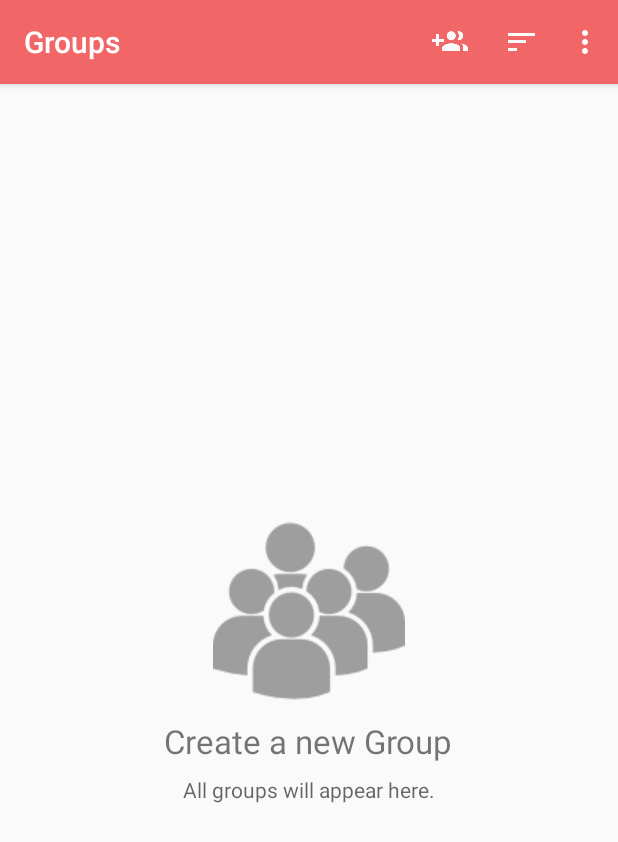
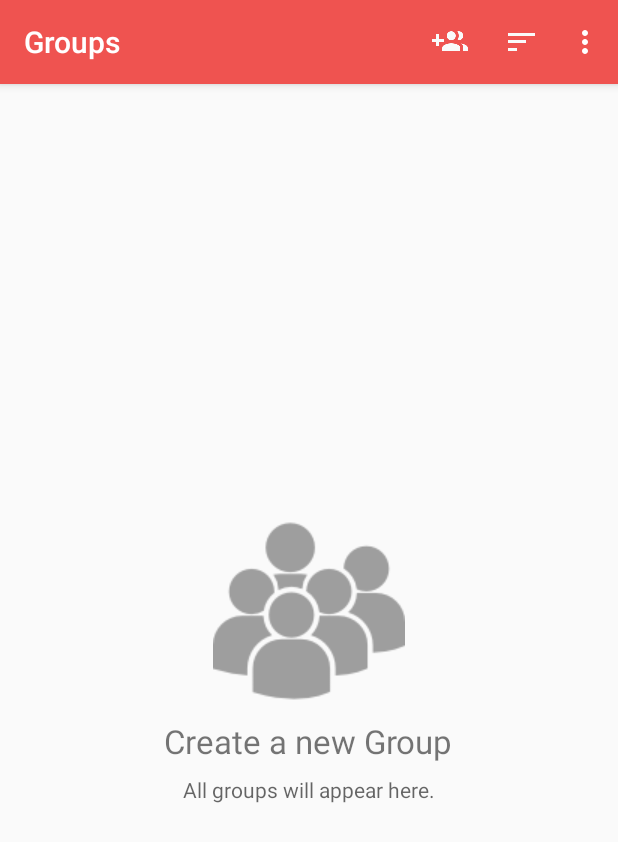
Before and after one commit to hisab-app/hisab-android, an Android app: the screen it shows after launch once a user with an empty profile is signed in (MainActivity), on a phone screen of 412 x 824 dp. Shown: the top 842 px of the screen. Run offline under Robolectric (Android 15) with nearby library versions, the phone set to English and light mode, and no system bars; our stand-ins replace ButterKnife, EventBus, Firebase (no records; nobody signed in at launch, a user with empty details on screens opened directly); libraries missing offline, so code that uses them is left out: com.firebase.jobdispatcher; 3 statements that could not run were skipped.

Commit message:
refacto: fixed statusbar and context toolbar color scheme, selection is retained in orientation change, group info dialog is fixed

```diff
--- a/app/src/main/java/io/github/zkhan93/hisab/model/Group.java
+++ b/app/src/main/java/io/github/zkhan93/hisab/model/Group.java
@@ -215,7 +215,7 @@ public class Group implements Parcelable {
                 ", createdOn=" + createdOn +
                 ", updatedOn=" + updatedOn +
                 ", lastCheckedOn=" + lastCheckedOn +
-                ", lastExpense=" + lastExpense.toString() +
+                ", lastExpense=" + lastExpense +
                 '}';
     }
 
--- a/app/src/main/java/io/github/zkhan93/hisab/model/callback/GroupItemClickClbk.java
+++ b/app/src/main/java/io/github/zkhan93/hisab/model/callback/GroupItemClickClbk.java
@@ -7,5 +7,4 @@ import io.github.zkhan93.hisab.model.Group;
  */
 public interface GroupItemClickClbk {
     void onGroupClicked(String groupId, String groupName);
-    void onGroupInfoClicked(Group group);
 }
--- a/app/src/main/java/io/github/zkhan93/hisab/ui/HorizontalDividerDecoration.java
+++ b/app/src/main/java/io/github/zkhan93/hisab/ui/HorizontalDividerDecoration.java
@@ -68,11 +68,11 @@ public class HorizontalDividerDecoration extends RecyclerView.ItemDecoration {
                     || adapter.getItemViewType(i + 1) == GroupsAdapter.TYPE.HEADER_OTHER) {
                 inverseDividerDrawable.setBounds(left + leftOffset, top, right - rightOffset, bottom);
                 inverseDividerDrawable.draw(canvas);
-                Log.d(TAG, "onDraw: drawing clearing");
+//                Log.d(TAG, "onDraw: drawing clearing");
             } else {
                 dividerDrawable.setBounds(left + leftOffset, top, right - rightOffset, bottom);
                 dividerDrawable.draw(canvas);
-                Log.d(TAG, "onDraw: drawing divider");
+//                Log.d(TAG, "onDraw: drawing divider");
             }
 
         }
--- a/app/src/main/java/io/github/zkhan93/hisab/widget/WidgetConfigActivity.java
+++ b/app/src/main/java/io/github/zkhan93/hisab/widget/WidgetConfigActivity.java
@@ -62,10 +62,6 @@ public class WidgetConfigActivity extends Activity {
                 finish();
             }
 
-            @Override
-            public void onGroupInfoClicked(Group group) {
-
-            }
         };
     }
 
--- a/app/src/main/res/menu/menu_groups_context.xml
+++ b/app/src/main/res/menu/menu_groups_context.xml
@@ -1,22 +1,22 @@
 <?xml version="1.0" encoding="utf-8"?>
 <menu xmlns:android="http://schemas.android.com/apk/res/android"
-      xmlns:app="http://schemas.android.com/apk/res-auto">
+    xmlns:app="http://schemas.android.com/apk/res-auto">
     <item
         android:id="@+id/action_favorite"
         android:icon="@drawable/ic_favorite_grey_50_24dp"
         android:orderInCategory="100"
         android:title="@string/action_favorite"
-        app:showAsAction="ifRoom"/>
+        app:showAsAction="ifRoom" />
+    <item
+        android:id="@+id/action_info"
+        android:icon="@drawable/ic_info_grey_50_24dp"
+        android:orderInCategory="100"
+        android:title="@string/action_info"
+        app:showAsAction="ifRoom" />
     <item
         android:id="@+id/action_delete"
         android:icon="@drawable/ic_delete_grey_50_24dp"
         android:orderInCategory="100"
         android:title="@string/action_delete"
-        app:showAsAction="ifRoom"/>
-    <item
-        android:id="@+id/action_info"
-        android:icon="@drawable/ic_info_grey_50_24dp"
-        android:orderInCategory="100"
-        android:title="@string/action_info"
-        app:showAsAction="ifRoom"/>
+        app:showAsAction="ifRoom" />
 </menu>
--- a/app/src/main/res/values-v21/styles.xml
+++ b/app/src/main/res/values-v21/styles.xml
@@ -3,11 +3,9 @@
     <style name="AppTheme" parent="Theme.AppCompat.Light.DarkActionBar">
         <!-- Customize your theme here. -->
         <item name="colorPrimary">@color/colorPrimary</item>
-        <item name="colorPrimaryDark">@color/colorPrimary</item>
+        <item name="colorPrimaryDark">@color/colorPrimaryDark</item>
         <item name="colorAccent">@color/colorAccent</item>
         <item name="windowActionModeOverlay">true</item>
-        <item name="android:windowTranslucentStatus">true</item>
-        <item name="android:windowTranslucentNavigation">true</item>
         <item name="actionModeStyle">@style/LStyled.ActionMode</item>
     </style>
 
@@ -15,7 +13,6 @@
         <item name="windowActionBar">false</item>
         <item name="windowNoTitle">true</item>
         <item name="android:windowDrawsSystemBarBackgrounds">true</item>
-        <item name="android:statusBarColor">@android:color/transparent</item>
     </style>
 
 
--- a/app/src/main/res/values/colors.xml
+++ b/app/src/main/res/values/colors.xml
@@ -1,11 +1,11 @@
 <?xml version="1.0" encoding="utf-8"?>
 <resources>
-    <color name="colorPrimary">#F16667</color>
+    <color name="colorPrimary">@color/md_red_400</color>
     <!--@color/md_deep_orange_500-->
     <color name="colorTextOnPrimary">@color/md_white_1000</color>
 
-    <color name="colorPrimaryLight">#E57373</color>
-    <color name="colorPrimaryDark">#C65557</color>
+    <color name="colorPrimaryLight">@color/md_red_300</color>
+    <color name="colorPrimaryDark">@color/md_red_600</color>
     <color name="colorTextOnPrimaryDark">@color/md_white_1000</color>
 
     <color name="colorAccent">#485A5F</color>
--- a/app/src/main/res/values/styles.xml
+++ b/app/src/main/res/values/styles.xml
@@ -4,14 +4,15 @@
     <style name="AppTheme" parent="Theme.AppCompat.Light.DarkActionBar">
         <!-- Customize your theme here. -->
         <item name="colorPrimary">@color/colorPrimary</item>
-        <item name="colorPrimaryDark">@color/colorPrimary</item>
+        <item name="colorPrimaryDark">@color/colorPrimaryDark</item>
         <item name="colorAccent">@color/colorAccent</item>
         <item name="android:windowActionModeOverlay">true</item>
+        <item name="windowActionModeOverlay">true</item>
         <item name="android:actionModeStyle">@style/LStyled.ActionMode</item>
     </style>
 
     <style name="LStyled.ActionMode" parent="@style/Widget.AppCompat.ActionMode">
-        <item name="background">@color/md_red_400</item>
+        <item name="background">@color/colorPrimaryDark</item>
     </style>
 
     <style name="AppTheme.NoActionBar">
```
Also changed, not shown: app/src/main/java/io/github/zkhan93/hisab/ui/GroupsFragment.java (+69 -12 lines), app/src/main/java/io/github/zkhan93/hisab/ui/MainActivity.java (+6 -2 lines), app/src/main/java/io/github/zkhan93/hisab/ui/adapter/GroupsAdapter.java (+52 -42 lines), app/src/main/java/io/github/zkhan93/hisab/ui/dialog/ConfirmDialog.java (+13 -4 lines).
